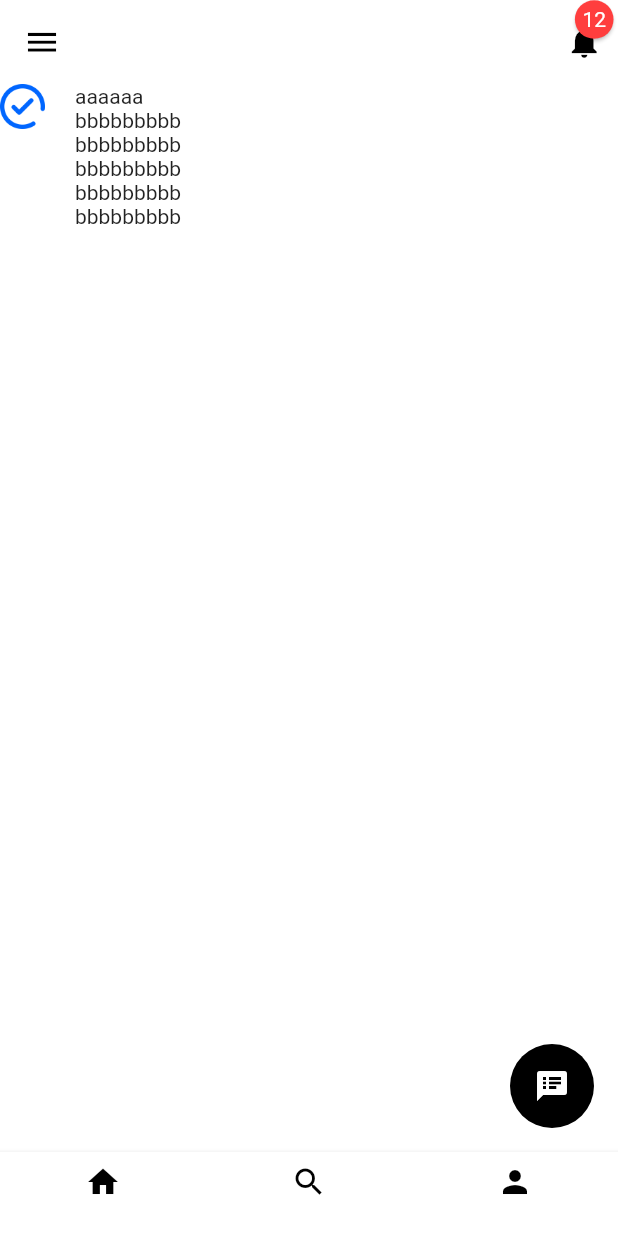
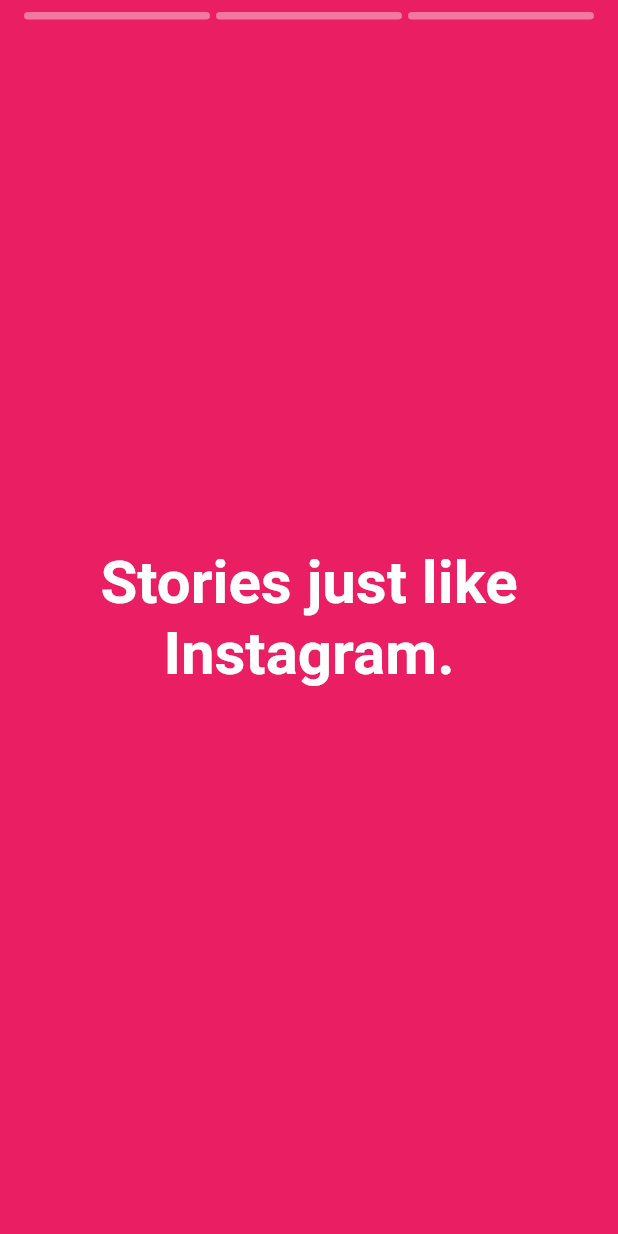
Before and after one commit to knsrmnm/flutter_ui_jumble, a Flutter app: the screen it shows after launch, on a phone screen of 412 x 824 dp. Run offline on Flutter 3.47's test engine with Material 2 defaults, Android fonts, the phone set to English and light mode, and no system bars; drawn by our look-alikes of badges, story_view; our stand-ins replace animated_text_kit, flutter_rating_bar, pin_code_fields.

Commit message:
add story screen.

```diff
--- a/lib/main.dart
+++ b/lib/main.dart
@@ -1,5 +1,5 @@
 import 'package:flutter/material.dart';
-import 'package:flutter_ui_jumble/screens/social_network_screen.dart';
+import 'package:flutter_ui_jumble/screens/story_screen.dart';
 
 void main() {
   runApp(MyApp());
@@ -14,7 +14,7 @@ class MyApp extends StatelessWidget {
       theme: ThemeData(
         primarySwatch: Colors.blue,
       ),
-      home: SocialNetworkScreen()
+      home: StoryScreen()
     );
   }
 }
--- /dev/null
+++ b/lib/screens/story_screen.dart
@@ -0,0 +1,52 @@
+import 'package:flutter/material.dart';
+import 'package:story_view/story_view.dart';
+
+class StoryScreen extends StatefulWidget {
+  @override
+  _StoryScreenState createState() => _StoryScreenState();
+}
+
+class _StoryScreenState extends State<StoryScreen> {
+  final _storyController = StoryController();
+
+  @override
+  void dispose() {
+    _storyController.dispose();
+    super.dispose();
+  }
+
+  @override
+  Widget build(BuildContext context) {
+    return Scaffold(
+      body: StoryView(
+        storyItems: [
+          StoryItem.text(
+            title: "Stories just like Instagram.",
+            textStyle: TextStyle(
+              fontSize: 40,
+              fontWeight: FontWeight.w700,
+            ),
+            backgroundColor: Colors.pink,
+            // duration: Duration(seconds: 3),
+          ),
+          StoryItem.text(
+            title: "Nice!\n\nTap to continue.",
+            backgroundColor: Colors.red,
+            textStyle: TextStyle(
+              fontFamily: 'Dancing',
+              fontSize: 40,
+            ),
+          ),
+          StoryItem.pageImage(
+              url: "https://media.giphy.com/media/5GoVLqeAOo6PK/giphy.gif",
+              caption: "Working with gifs",
+              controller: _storyController
+          ),
+        ],
+        progressPosition: ProgressPosition.top,
+        repeat: false,
+        controller: _storyController,
+      ),
+    );
+  }
+}
--- a/pubspec.yaml
+++ b/pubspec.yaml
@@ -33,6 +33,7 @@ dependencies:
   pin_code_fields: ^7.4.0
   animated_text_kit: ^4.2.1
   badges: ^2.0.3
+  story_view: ^0.14.0
 
 dev_dependencies:
   flutter_test:
```
Also changed, not shown: lib/screens/social_network_screen.dart (+29 -5 lines), pubspec.lock, 6 other files.
